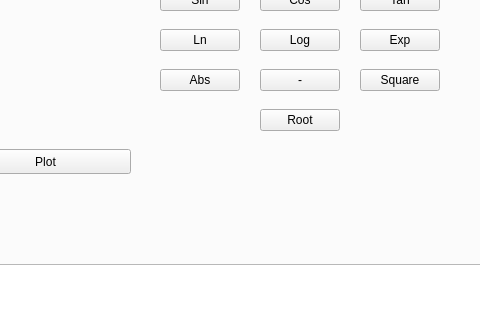
This is matfHub/mainwindow.ui in milalukic/matfHub as Qt 5 draws it before an edit; both pictures show x 350 to 830 and y 172 to 492 of the 1315 by 845 pixel window. The edited form follows.
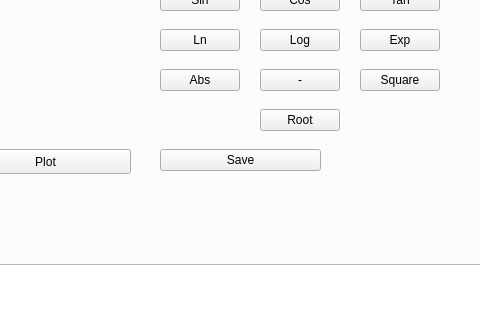
This is the edited form. The open tabs and pages were chosen to show the change. Icons and pictures are not drawn.

Commit message: Feature: Enabled plots to be saved

```diff
--- a/matfHub/mainwindow.ui
+++ b/matfHub/mainwindow.ui
@@ -2516,6 +2516,19 @@
              <string>Root</string>
             </property>
            </widget>
+           <widget class="QPushButton" name="pbPlotSave">
+            <property name="geometry">
+             <rect>
+              <x>490</x>
+              <y>230</y>
+              <width>161</width>
+              <height>22</height>
+             </rect>
+            </property>
+            <property name="text">
+             <string>Save</string>
+            </property>
+           </widget>
           </widget>
           <widget class="QWidget" name="page_4">
            <widget class="QLineEdit" name="leStat">
```
Left out of the diff: 6 changed lines with no effect on the pictures. The commit also changes 4 other files.
